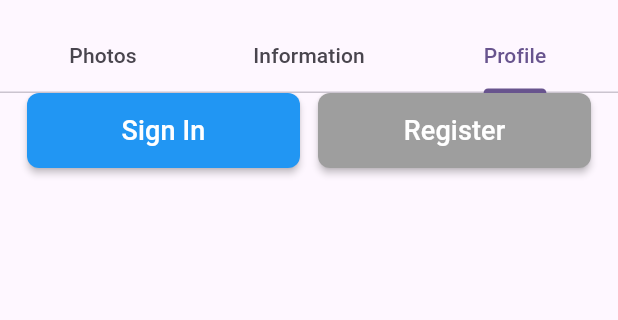
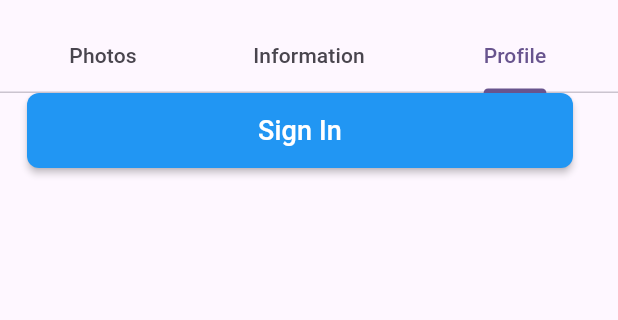
Before and after one commit to anjalmaharjan/teaching, a Flutter app: the screen it shows after launch, tab 3 chosen, on a phone screen of 412 x 824 dp, the part 63-383 px from its top. Run offline on Flutter 3.47's test engine with Material 3 defaults, Android fonts, the phone set to English and light mode, and no system bars; our stand-ins replace image_picker.

Commit message:
removing profile switch widget

```diff
--- a/lib/screen/new_screen.dart
+++ b/lib/screen/new_screen.dart
@@ -84,15 +84,6 @@ class _ProfileTabState extends State<ProfileTab> {
               ),
               const SizedBox(
                 width: 12,
-              ),
-              ProfileSwitchButton(
-                isSelected: isSelected == 1 ? true : false,
-                text: 'Register',
-                onPressed: () {
-                  setState(() {
-                    isSelected = 1;
-                  });
-                },
               ),
             ],
           ),
```
